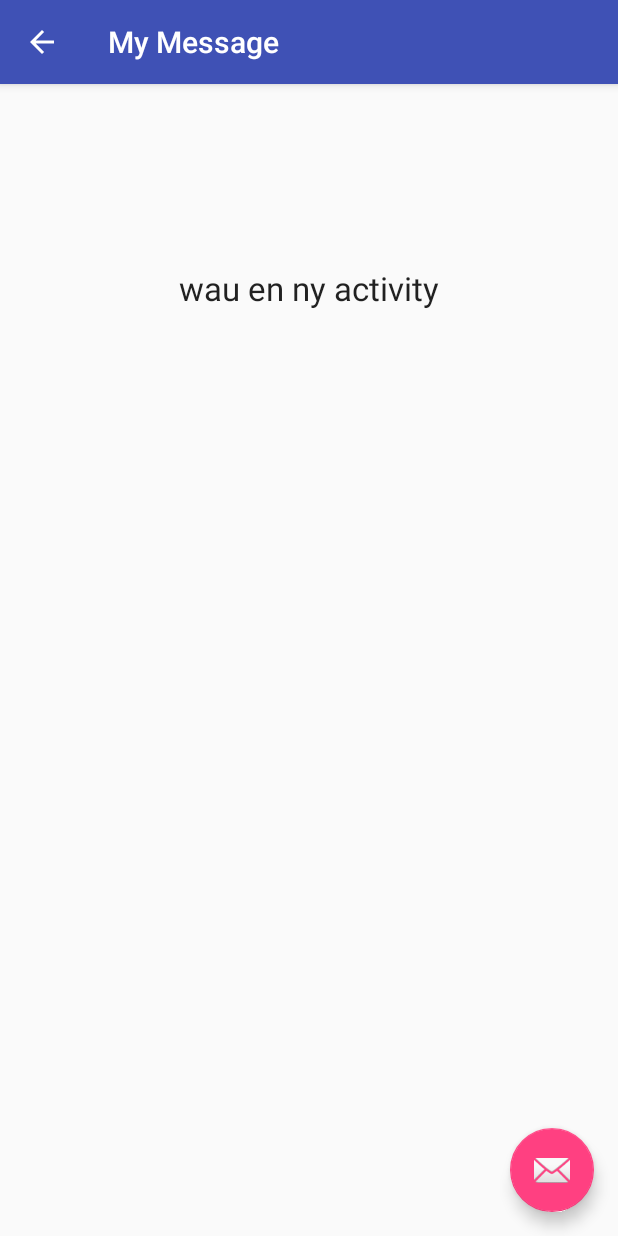
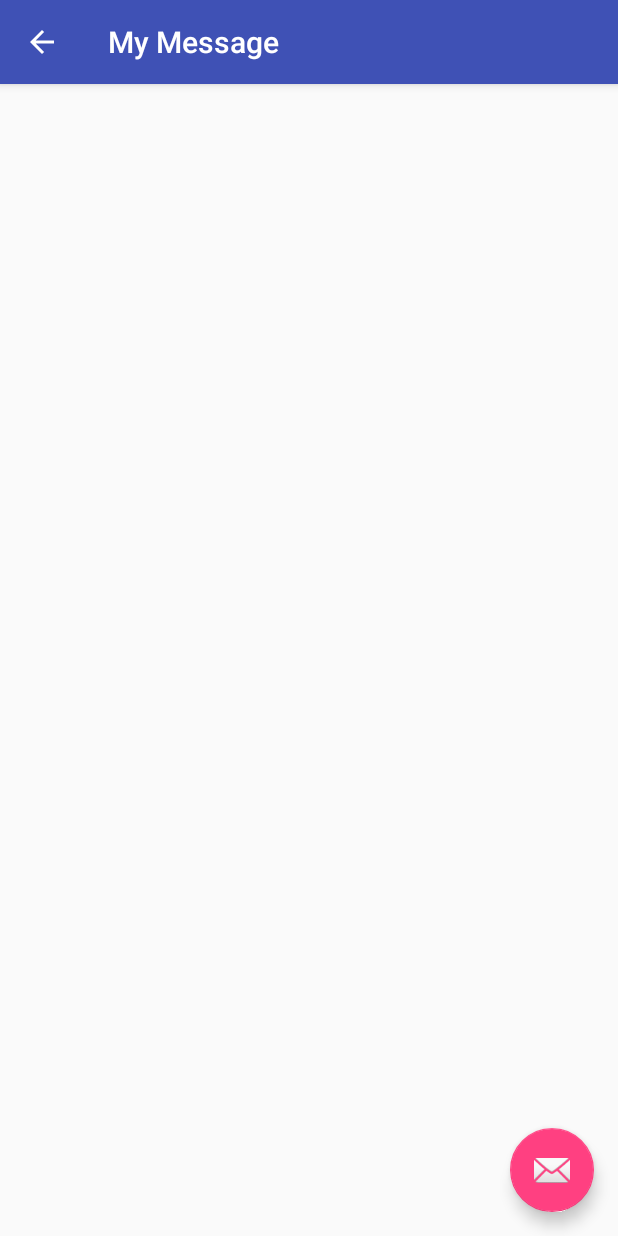
Before and after one commit to munkefrugt/TwoActivities, an Android app: the DisplayMessageActivity screen opened directly, with no data from a screen before it, on a phone screen of 412 x 824 dp. Run offline under Robolectric (Android 15) with nearby library versions, the phone set to English and light mode, and no system bars.

Commit message:
Så er den færdig.

```diff
--- a/app/src/main/java/com/example/twoactivities/DisplayMessageActivity.java
+++ b/app/src/main/java/com/example/twoactivities/DisplayMessageActivity.java
@@ -1,5 +1,6 @@
 package com.example.twoactivities;
 
+import android.content.Intent;
 import android.os.Bundle;
 import android.support.design.widget.FloatingActionButton;
 import android.support.design.widget.Snackbar;
@@ -7,6 +8,8 @@ import android.support.v7.app.AppCompatActivity;
 import android.support.v7.widget.Toolbar;
 import android.util.Log;
 import android.view.View;
+import android.widget.RelativeLayout;
+import android.widget.TextView;
 
 public class DisplayMessageActivity extends AppCompatActivity {
 
@@ -31,8 +34,31 @@ public class DisplayMessageActivity extends AppCompatActivity {
             }
         });
         getSupportActionBar().setDisplayHomeAsUpEnabled(true);
-        // I added this one.
+
+
+        // FOLLOWING ADDED BY ME USING THE GUIDE:
+        // I added this Log message not needed .
         Log.i("Hi", "onCreate: New activity ");
+
+        // here we get the intent
+        Intent intent = getIntent(); // maybe this should be made on class level?
+
+        // Extract the message delivered by MainActivity with the getStringExtra() method.
+        // I changed in the exmple on the android site the MainActivity is called MyActivity.
+        String message = intent.getStringExtra(MainActivity.EXTRA_MESSAGE);
+
+        // we add an textView object
+        TextView textView = new TextView(this);
+
+        // set size and set the text, "message" is  the name of the String we got from the intent.
+        textView.setTextSize(40);
+        textView.setText(message);
+
+        //Add the TextView to the RelativeLayout identified by R.id.content.
+        RelativeLayout layout = (RelativeLayout) findViewById(R.id.content);
+        layout.addView(textView);
+
+
     }
 
 }
--- a/app/src/main/res/layout/content_display_message.xml
+++ b/app/src/main/res/layout/content_display_message.xml
@@ -10,15 +10,8 @@
     android:paddingTop="@dimen/activity_vertical_margin"
     app:layout_behavior="@string/appbar_scrolling_view_behavior"
     tools:context="com.example.twoactivities.DisplayMessageActivity"
-    tools:showIn="@layout/activity_display_message">
+    tools:showIn="@layout/activity_display_message"
 
-    <TextView
-        android:layout_width="wrap_content"
-        android:layout_height="wrap_content"
-        android:textAppearance="?android:attr/textAppearanceLarge"
-        android:text="wau en ny activity"
-        android:id="@+id/textView"
-        android:layout_alignParentTop="true"
-        android:layout_centerHorizontal="true"
-        android:layout_marginTop="105dp" />
+    android:id="@+id/content">
+
 </RelativeLayout>
```
